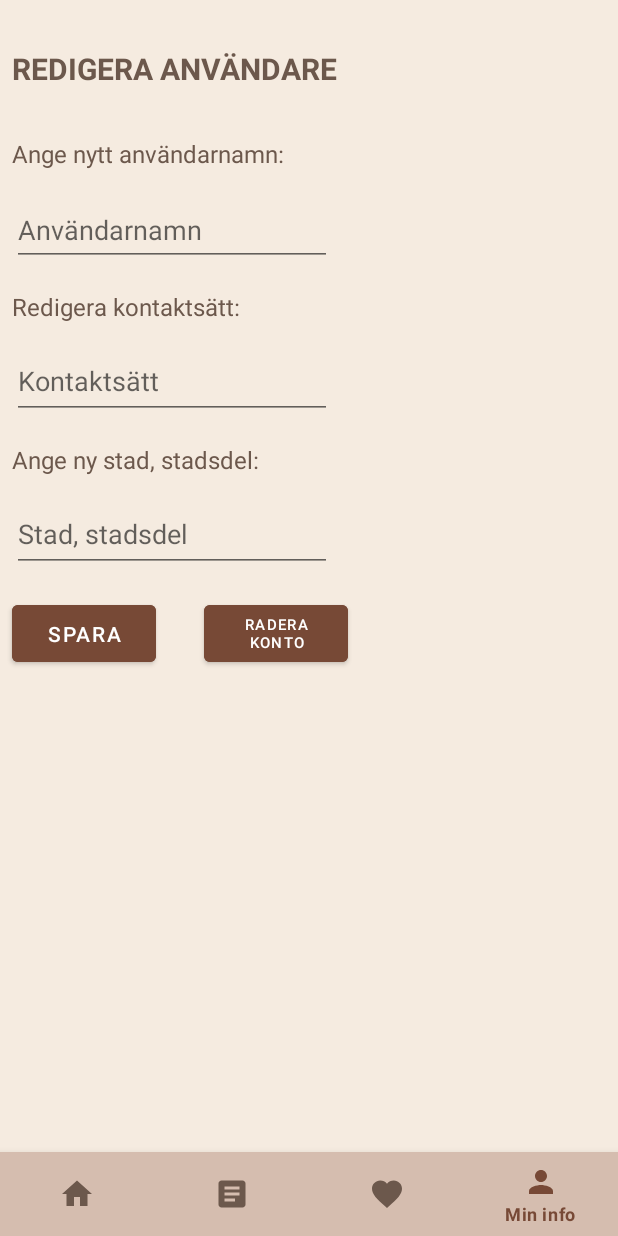
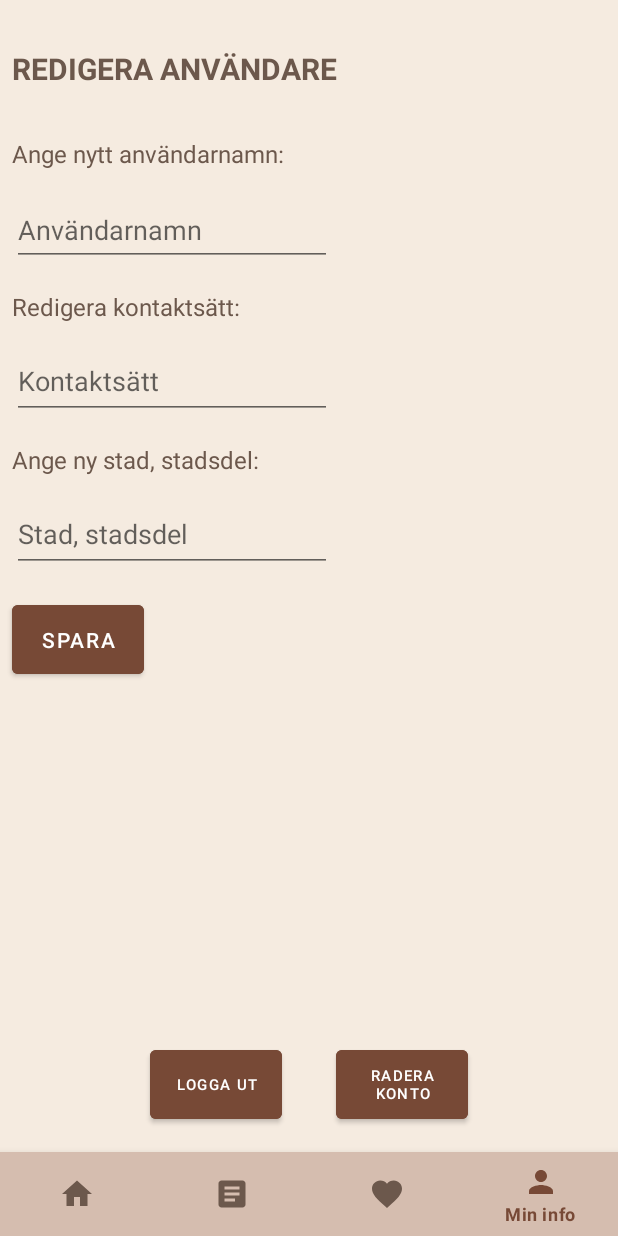
Before and after one commit to Bequiza/bytbok, an Android app: the UserFragment screen opened through its navigation route, on a phone screen of 412 x 824 dp. Run offline under Robolectric (Android 15) with nearby library versions, the phone set to English and light mode, and no system bars; our stand-ins replace Firebase (no records; nobody signed in at launch, a user with empty details on screens opened directly), data binding, navigation-ui.

Commit message:
moved log out button + functionality to fragment_user.xml. deleted erase button in fragment_my_adverts.xml

```diff
--- a/app/src/main/java/se/rebeccazadig/bokholken/login/UserViewModel.kt
+++ b/app/src/main/java/se/rebeccazadig/bokholken/login/UserViewModel.kt
@@ -21,6 +21,10 @@ class UserViewModel : ViewModel() {
     private val _uiState = MutableLiveData(UiState(false, null))
     internal val uiState: LiveData<UiState> get() = _uiState
 
+    fun logOutInVm() {
+        loginRepo.logOutInRepo()
+    }
+
     fun deleteAccountInVM() {
         inProgress.value = true
         viewModelScope.launch {
--- a/app/src/main/res/layout/fragment_user.xml
+++ b/app/src/main/res/layout/fragment_user.xml
@@ -58,8 +58,8 @@
 
         <Button
             android:id="@+id/saveButton"
-            android:layout_width="96dp"
-            android:layout_height="50dp"
+            android:layout_width="88dp"
+            android:layout_height="58dp"
             android:layout_marginStart="8dp"
             android:layout_marginTop="16dp"
             android:backgroundTint="#774936"
@@ -70,16 +70,29 @@
 
         <Button
             android:id="@+id/eraseAccountButton"
-            android:layout_width="96dp"
-            android:layout_height="50dp"
-            android:layout_marginStart="32dp"
-            android:layout_marginTop="16dp"
+            android:layout_width="88dp"
+            android:layout_height="58dp"
+            android:layout_marginEnd="100dp"
+            android:layout_marginBottom="16dp"
             android:backgroundTint="#774936"
             android:onClick="@{() -> vm.deleteAccountInVM()}"
             android:text="Radera konto"
             android:textSize="10sp"
-            app:layout_constraintStart_toEndOf="@+id/saveButton"
-            app:layout_constraintTop_toBottomOf="@+id/editCityET" />
+            app:layout_constraintBottom_toBottomOf="parent"
+            app:layout_constraintEnd_toEndOf="parent" />
+
+        <Button
+            android:id="@+id/logOutButton"
+            android:layout_width="88dp"
+            android:layout_height="58dp"
+            android:layout_marginStart="100dp"
+            android:layout_marginBottom="16dp"
+            android:backgroundTint="#774936"
+            android:onClick="@{() -> vm.logOutInVm()}"
+            android:text="Logga ut"
+            android:textSize="10sp"
+            app:layout_constraintBottom_toBottomOf="parent"
+            app:layout_constraintStart_toStartOf="parent" />
 
         <TextView
             android:id="@+id/editUserHeaderTV"
```
Also changed, not shown: app/src/main/java/se/rebeccazadig/bokholken/myAdverts/MyAdvertsFragment.kt (+0 -7 lines), app/src/main/java/se/rebeccazadig/bokholken/myAdverts/MyAdvertsViewModel.kt (+0 -30 lines), app/src/main/res/layout/fragment_my_adverts.xml (+0 -49 lines).
